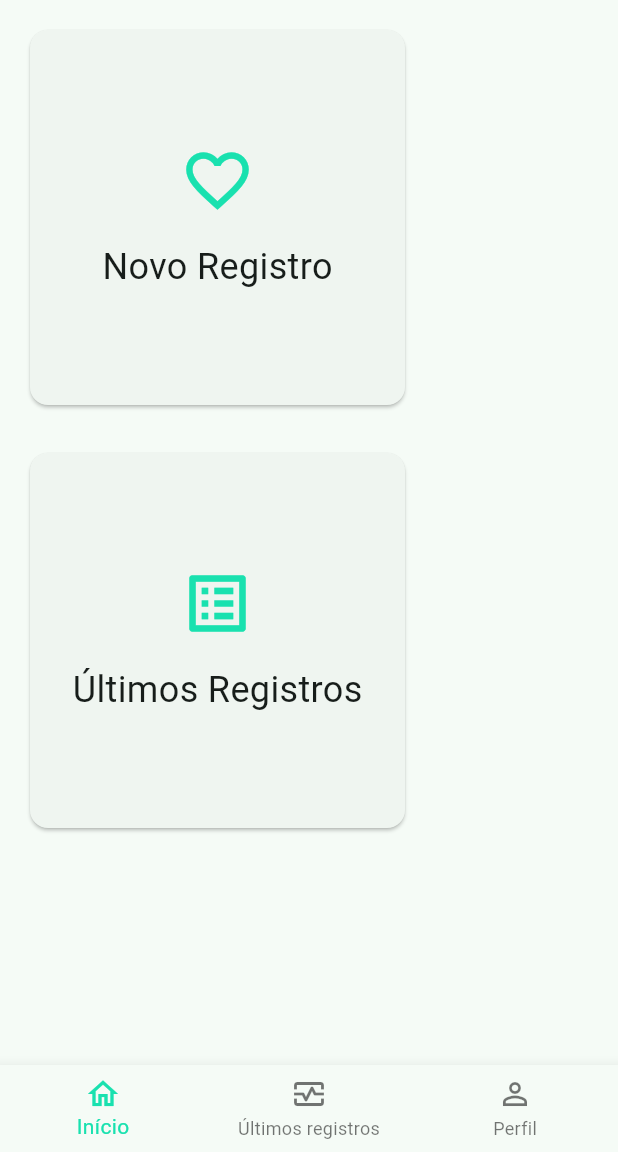
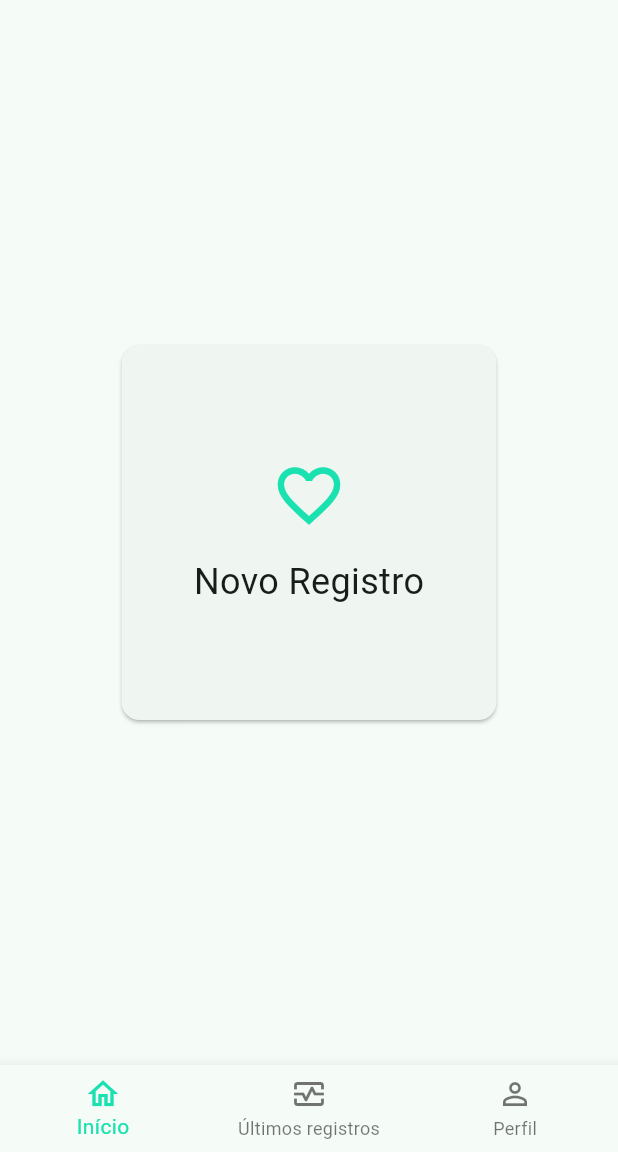
Before and after one commit to DeboraBorgesDev/careSyncApp, a Flutter app: the Home screen opened by its route, on a phone screen of 412 x 824 dp, the part 84-1236 px from its top. Run offline on Flutter 3.47's test engine with Material 3 defaults, Android fonts, the phone set to English and light mode, and no system bars.

Commit message:
fix home card

```diff
--- a/lib/home/home.view.dart
+++ b/lib/home/home.view.dart
@@ -18,7 +18,8 @@ class HomeContent extends StatelessWidget {
 
   @override
   Widget build(BuildContext context) {
-    return SingleChildScrollView(
+    return Center(
+      child: SingleChildScrollView(
         padding: const EdgeInsets.all(16.0),
         child: Column(
           mainAxisAlignment: MainAxisAlignment.center,
@@ -50,34 +51,8 @@ class HomeContent extends StatelessWidget {
                 ),
               ),
             ),
-          const SizedBox(height: 24.0),
-          Card(
-            child: InkWell(
-              onTap: () {
-                // Ação para Últimos Registros
-              },
-              child: const SizedBox(
-                width: 250,
-                height: 250,
-                child: Column(
-                  mainAxisAlignment: MainAxisAlignment.center,
-                  children: [
-                    Icon(
-                      Icons.list_alt,
-                      size: 50,
-                      color: Color.fromARGB(255, 25, 225, 175),
-                    ),
-                    SizedBox(height: 16.0),
-                    Text(
-                      'Últimos Registros',
-                      style: TextStyle(fontSize: 24),
-                    ),
           ],
         ),
-              ),
-            ),
-          ),
-        ],
       ),
     );
   }
```
Lines whose indentation alone changed are shown as unchanged.
